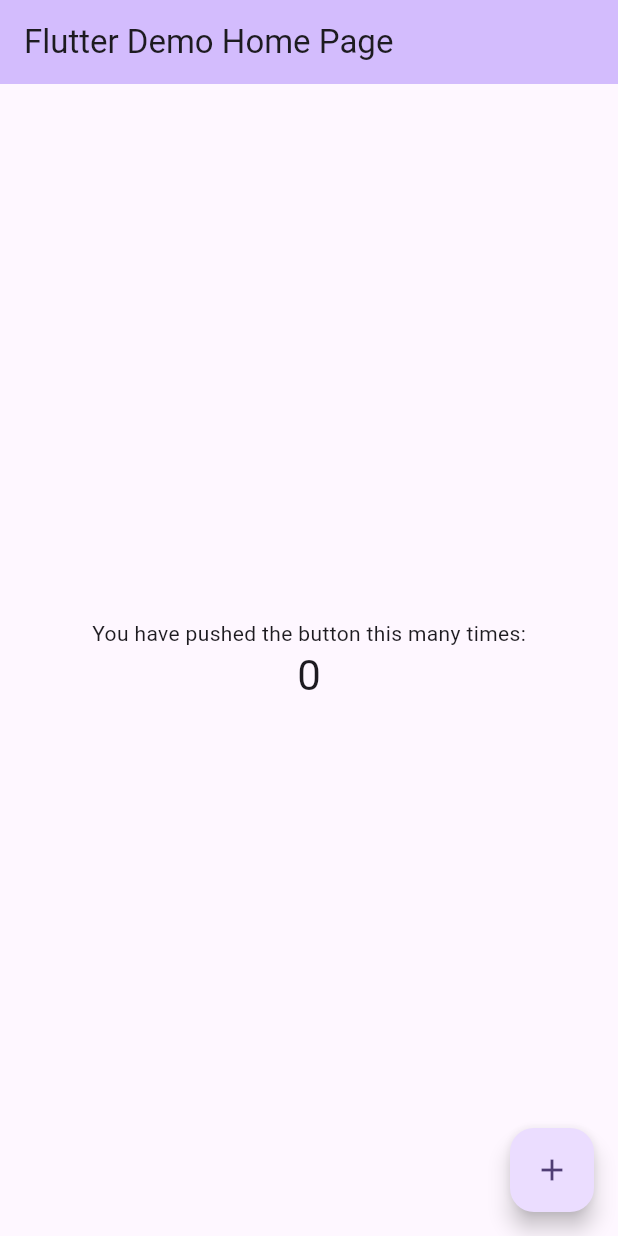
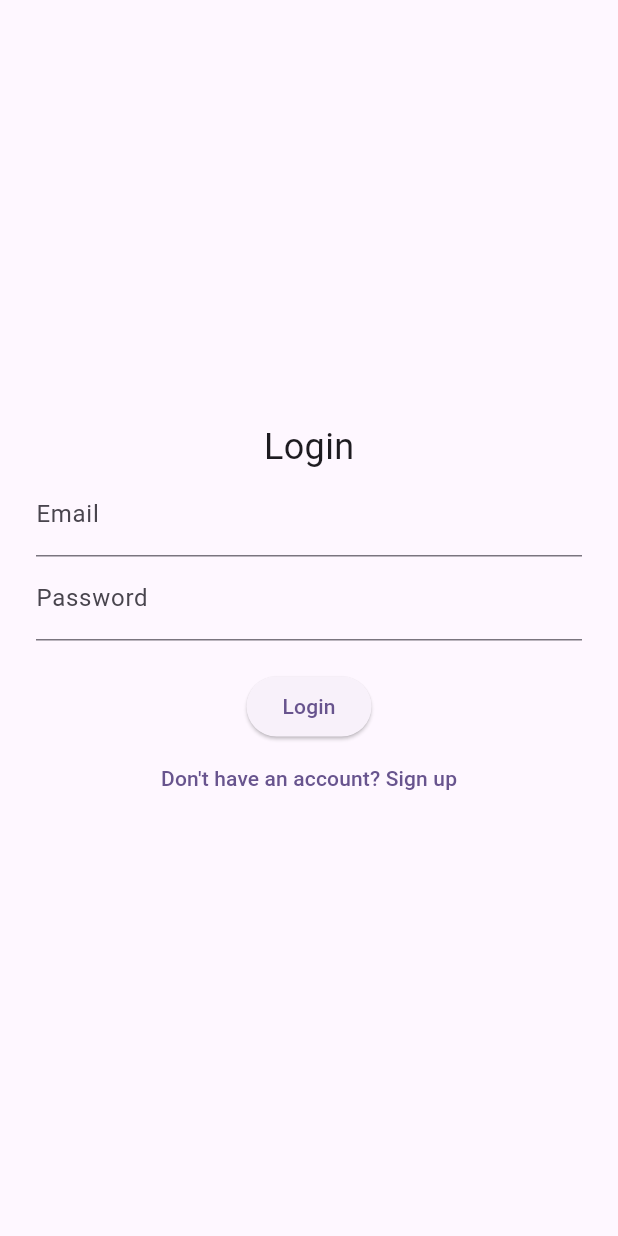
Before and after one commit to pilot32/Price_scrapper-flutter-, a Flutter app: the screen it shows after launch, on a phone screen of 412 x 824 dp. Run offline on Flutter 3.47's test engine with Material 3 defaults, Android fonts, the phone set to English and light mode, and no system bars; our stand-ins replace firebase_auth, firebase_core; accounts and stored records are empty.

Commit message:
both login and sign up page completed

```diff
--- a/lib/main.dart
+++ b/lib/main.dart
@@ -1,122 +1,70 @@
 import 'package:flutter/material.dart';
+import 'package:firebase_core/firebase_core.dart';
+import 'package:price_scrapper/screens/login.dart';
+import 'firebase_options.dart';
+import 'package:firebase_auth/firebase_auth.dart';
+import 'services/auth_service.dart';
 
-void main() {
+void main() async {
+  WidgetsFlutterBinding.ensureInitialized();
+
+  await Firebase.initializeApp(options: DefaultFirebaseOptions.currentPlatform);
+
   runApp(const MyApp());
 }
 
 class MyApp extends StatelessWidget {
   const MyApp({super.key});
 
-  // This widget is the root of your application.
   @override
   Widget build(BuildContext context) {
     return MaterialApp(
-      title: 'Flutter Demo',
+      debugShowCheckedModeBanner: false,
+      title: 'Price Scrapper',
       theme: ThemeData(
-        // This is the theme of your application.
-        //
-        // TRY THIS: Try running your application with "flutter run". You'll see
-        // the application has a purple toolbar. Then, without quitting the app,
-        // try changing the seedColor in the colorScheme below to Colors.green
-        // and then invoke "hot reload" (save your changes or press the "hot
-        // reload" button in a Flutter-supported IDE, or press "r" if you used
-        // the command line to start the app).
-        //
-        // Notice that the counter didn't reset back to zero; the application
-        // state is not lost during the reload. To reset the state, use hot
-        // restart instead.
-        //
-        // This works for code too, not just values: Most code changes can be
-        // tested with just a hot reload.
         colorScheme: ColorScheme.fromSeed(seedColor: Colors.deepPurple),
       ),
-      home: const MyHomePage(title: 'Flutter Demo Home Page'),
+      home: const AuthWrapper(),
     );
   }
 }
 
-class MyHomePage extends StatefulWidget {
-  const MyHomePage({super.key, required this.title});
-
-  // This widget is the home page of your application. It is stateful, meaning
-  // that it has a State object (defined below) that contains fields that affect
-  // how it looks.
-
-  // This class is the configuration for the state. It holds the values (in this
-  // case the title) provided by the parent (in this case the App widget) and
-  // used by the build method of the State. Fields in a Widget subclass are
-  // always marked "final".
-
-  final String title;
-
-  @override
-  State<MyHomePage> createState() => _MyHomePageState();
-}
-
-class _MyHomePageState extends State<MyHomePage> {
-  int _counter = 0;
-
-  void _incrementCounter() {
-    setState(() {
-      // This call to setState tells the Flutter framework that something has
-      // changed in this State, which causes it to rerun the build method below
-      // so that the display can reflect the updated values. If we changed
-      // _counter without calling setState(), then the build method would not be
-      // called again, and so nothing would appear to happen.
-      _counter++;
-    });
-  }
+class AuthWrapper extends StatelessWidget {
+  const AuthWrapper({super.key});
 
   @override
   Widget build(BuildContext context) {
-    // This method is rerun every time setState is called, for instance as done
-    // by the _incrementCounter method above.
-    //
-    // The Flutter framework has been optimized to make rerunning build methods
-    // fast, so that you can just rebuild anything that needs updating rather
-    // than having to individually change instances of widgets.
-    return Scaffold(
-      appBar: AppBar(
-        // TRY THIS: Try changing the color here to a specific color (to
-        // Colors.amber, perhaps?) and trigger a hot reload to see the AppBar
-        // change color while the other colors stay the same.
-        backgroundColor: Theme.of(context).colorScheme.inversePrimary,
-        // Here we take the value from the MyHomePage object that was created by
-        // the App.build method, and use it to set our appbar title.
-        title: Text(widget.title),
-      ),
-      body: Center(
-        // Center is a layout widget. It takes a single child and positions it
-        // in the middle of the parent.
-        child: Column(
-          // Column is also a layout widget. It takes a list of children and
-          // arranges them vertically. By default, it sizes itself to fit its
-          // children horizontally, and tries to be as tall as its parent.
-          //
-          // Column has various properties to control how it sizes itself and
-          // how it positions its children. Here we use mainAxisAlignment to
-          // center the children vertically; the main axis here is the vertical
-          // axis because Columns are vertical (the cross axis would be
-          // horizontal).
-          //
-          // TRY THIS: Invoke "debug painting" (choose the "Toggle Debug Paint"
-          // action in the IDE, or press "p" in the console), to see the
-          // wireframe for each widget.
-          mainAxisAlignment: MainAxisAlignment.center,
-          children: <Widget>[
-            const Text('You have pushed the button this many times:'),
-            Text(
-              '$_counter',
-              style: Theme.of(context).textTheme.headlineMedium,
-            ),
-          ],
-        ),
-      ),
-      floatingActionButton: FloatingActionButton(
-        onPressed: _incrementCounter,
-        tooltip: 'Increment',
-        child: const Icon(Icons.add),
-      ), // This trailing comma makes auto-formatting nicer for build methods.
+    return StreamBuilder<User?>(
+      stream: AuthService().authStateChanges,
+      builder: (context, snapshot) {
+        if (snapshot.connectionState == ConnectionState.waiting) {
+          return const Scaffold(
+            body: Center(child: CircularProgressIndicator()),
+          );
+        }
+
+        if (snapshot.hasData) {
+          return const HomeScreen();
+        }
+
+        return const LoginScreen();
+      },
     );
   }
 }
+
+class HomeScreen extends StatelessWidget {
+  const HomeScreen({super.key});
+
+  @override
+  Widget build(BuildContext context) {
+    return const Scaffold(
+      body: Center(
+        child: Text(
+          "Firebase Connected Successfully",
+          style: TextStyle(fontSize: 18),
+        ),
+      ),
+    );
+  }
+}
--- /dev/null
+++ b/lib/screens/login.dart
@@ -0,0 +1,83 @@
+import 'package:flutter/material.dart';
+import 'package:price_scrapper/screens/signup.dart';
+import '../services/auth_service.dart';
+
+class LoginScreen extends StatefulWidget {
+  const LoginScreen({super.key});
+
+  @override
+  State<LoginScreen> createState() => _LoginScreenState();
+}
+
+class _LoginScreenState extends State<LoginScreen> {
+  @override
+  final emailController = TextEditingController();
+  final passwordController = TextEditingController();
+  final AuthService _auth = AuthService();
+
+  bool isLoading = false;
+  //functrion for login
+
+  Future<void> login() async {
+    setState(() {
+      isLoading = true;
+    });
+    try {
+      await _auth.login(
+        email: emailController.text.trim(),
+        password: passwordController.text.trim(),
+      );
+    } catch (e) {
+      ScaffoldMessenger.of(
+        context,
+      ).showSnackBar(SnackBar(content: Text(e.toString())));
+    }
+    setState(() {
+      isLoading = false;
+    });
+  }
+
+  Widget build(BuildContext context) {
+    return Scaffold(
+      body: Padding(
+        padding: const EdgeInsets.all(24),
+        child: Column(
+          mainAxisAlignment: MainAxisAlignment.center,
+          children: [
+            const Text("Login", style: TextStyle(fontSize: 24)),
+
+            TextField(
+              controller: emailController,
+              decoration: const InputDecoration(labelText: "Email"),
+            ),
+
+            TextField(
+              controller: passwordController,
+              decoration: const InputDecoration(labelText: "Password"),
+              obscureText: true,
+            ),
+
+            const SizedBox(height: 20),
+
+            ElevatedButton(
+              onPressed: isLoading ? null : login,
+              child: isLoading
+                  ? const CircularProgressIndicator()
+                  : const Text("Login"),
+            ),
+
+            TextButton(
+              onPressed: () {
+                Navigator.push(
+                  context,
+                  MaterialPageRoute(builder: (_) => SignUpScreen()),
+                );
+              },
+              child: const Text("Don't have an account? Sign up"),
+            ),
+          ],
+        ),
+      ),
+    );
+  }
+}
--- /dev/null
+++ b/lib/services/auth_service.dart
@@ -0,0 +1,32 @@
+import 'package:firebase_auth/firebase_auth.dart';
+
+class AuthService {
+  final FirebaseAuth _auth = FirebaseAuth.instance;
+
+  User? get currentUser => _auth.currentUser;
+  Stream<User?> get authStateChanges => _auth.authStateChanges();
+
+  Future<UserCredential> signUp({
+    required String email,
+    required String password,
+  }) async {
+    return await _auth.createUserWithEmailAndPassword(
+      email: email,
+      password: password,
+    );
+  }
+
+  Future<UserCredential> login({
+    required String email,
+    required String password,
+  }) async {
+    return await _auth.signInWithEmailAndPassword(
+      email: email,
+      password: password,
+    );
+  }
+
+  Future<void> logout() async {
+    await _auth.signOut();
+  }
+}
--- a/pubspec.yaml
+++ b/pubspec.yaml
@@ -34,6 +34,8 @@ dependencies:
   # The following adds the Cupertino Icons font to your application.
   # Use with the CupertinoIcons class for iOS style icons.
   cupertino_icons: ^1.0.8
+  firebase_core: ^4.4.0
+  firebase_auth: ^6.1.4
 
 dev_dependencies:
   flutter_test:
```
Also changed, not shown: lib/screens/signup.dart (added, +70 -0 lines), firebase.json (added), lib/firebase_options.dart (added), lib/screens/home.dart (added), lib/services/firebase_service.dart (added), pubspec.lock, 6 other files.
